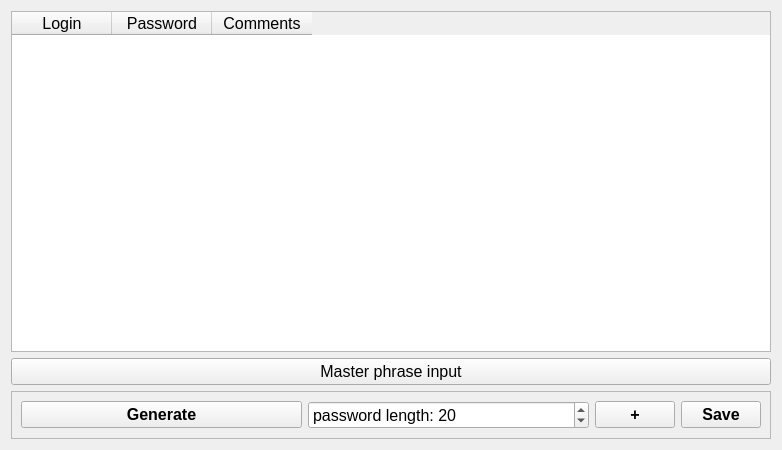
nawww83/AllPass, file widget.ui: the form before one commit.
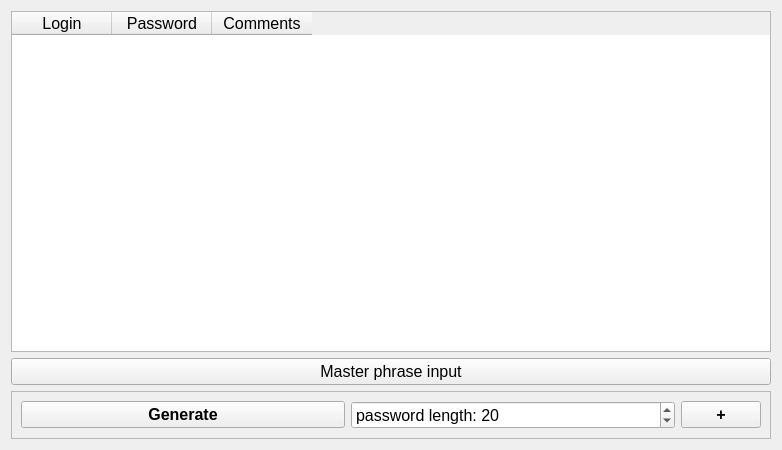
The form after the commit.

Commit message: add enc-decrypt; the 1st worked version

```diff
--- a/widget.ui
+++ b/widget.ui
@@ -126,25 +126,6 @@
           </property>
          </widget>
         </item>
-        <item>
-         <widget class="QPushButton" name="btn_save_to_store">
-          <property name="sizePolicy">
-           <sizepolicy hsizetype="Fixed" vsizetype="Fixed">
-            <horstretch>0</horstretch>
-            <verstretch>0</verstretch>
-           </sizepolicy>
-          </property>
-          <property name="font">
-           <font>
-            <pointsize>12</pointsize>
-            <bold>true</bold>
-           </font>
-          </property>
-          <property name="text">
-           <string>Save</string>
-          </property>
-         </widget>
-        </item>
        </layout>
       </widget>
      </item>
```
The commit also changes 2 other files.
